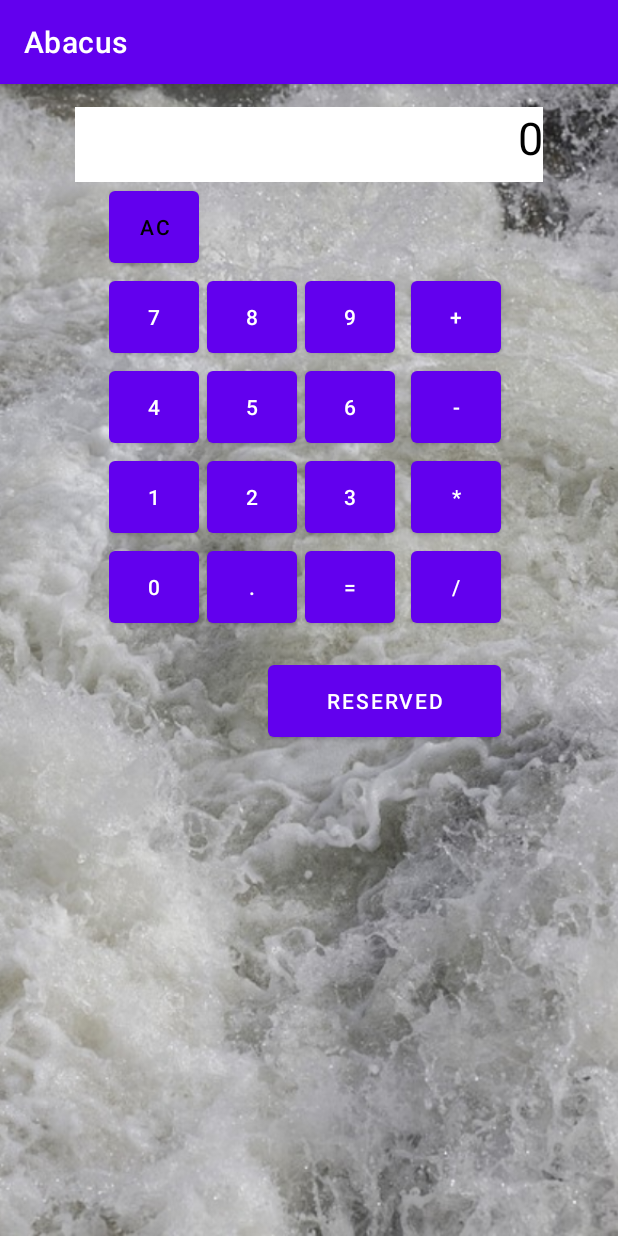
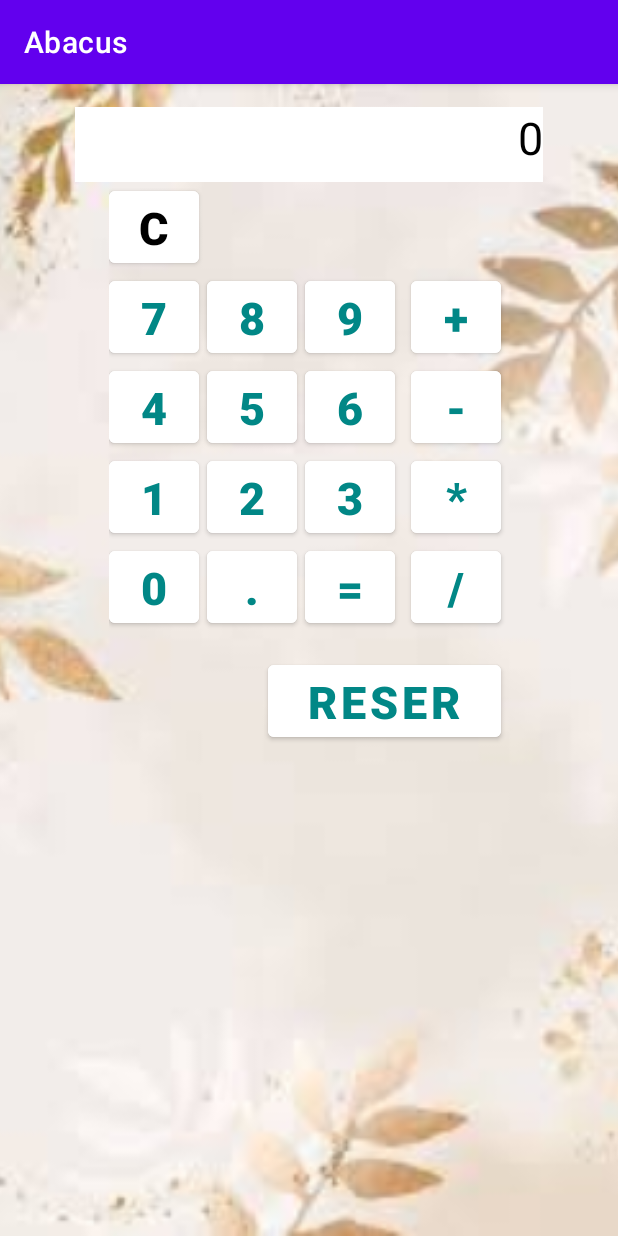
Before and after one commit to Alecfyz/MySecondLesson, an Android app: the screen it shows after launch (MainActivity), on a phone screen of 412 x 824 dp. Run offline under Robolectric (Android 15) with nearby library versions, the phone set to English and light mode, and no system bars.

Commit message:
L4. C.7: Change styles and backgrounds.

```diff
--- a/app/src/main/res/layout-land/activity_main.xml
+++ b/app/src/main/res/layout-land/activity_main.xml
@@ -9,7 +9,7 @@
         android:layout_width="match_parent"
         android:layout_height="match_parent"
         android:scaleType="centerCrop"
-        app:srcCompat="@drawable/milkyway" />
+        app:srcCompat="@drawable/calc_background3" />
 
     <LinearLayout
         android:id="@+id/root_layout"
--- a/app/src/main/res/layout/activity_main.xml
+++ b/app/src/main/res/layout/activity_main.xml
@@ -10,7 +10,7 @@
         android:layout_width="match_parent"
         android:layout_height="match_parent"
         android:scaleType="centerCrop"
-        app:srcCompat="@drawable/calc_background" />
+        app:srcCompat="@drawable/calc_background4" />
 
     <LinearLayout
         android:id="@+id/root_layout"
--- a/app/src/main/res/values-land/dimens.xml
+++ b/app/src/main/res/values-land/dimens.xml
@@ -3,7 +3,6 @@
     <dimen name="tv_layout_height">120dp</dimen>
     <dimen name="tv_layout_width">173dp</dimen>
     <dimen name="button_layout_width">60dp</dimen>
-    <dimen name="button_layout_height">40dp</dimen>
-
-
+    <dimen name="button_layout_height">50dp</dimen>
+    <dimen name="calc_buttons_textsize">24sp</dimen>
 </resources>
--- a/app/src/main/res/values/dimens.xml
+++ b/app/src/main/res/values/dimens.xml
@@ -7,7 +7,7 @@
     <dimen name="layout_margin_top_text_view">15dp</dimen>
     <dimen name="layout_margin_left_text_view">50dp</dimen>
     <dimen name="tv_layout_height">50dp</dimen>
-    <dimen name="calc_buttons_textsize">16sp</dimen>
+    <dimen name="calc_buttons_textsize">30sp</dimen>
     <dimen name="button_layout_width">60dp</dimen>
     <dimen name="button_layout_height">60dp</dimen>
     <dimen name="button_regular_margin_end">5dp</dimen>
--- a/app/src/main/res/values/strings.xml
+++ b/app/src/main/res/values/strings.xml
@@ -17,7 +17,7 @@
     <string name="button_div" translatable="false">/</string>
     <string name="button_res" translatable="false">=</string>
     <string name="button_dot" translatable="false">.</string>
-    <string name="clear_button" translatable="false">AC</string>
+    <string name="clear_button" translatable="false">C</string>
     <string name="switch_to_horiz_button">Reserved</string>
     <string name="switch_to_main_button">Regular</string>
     <string name="tag_0_button" translatable="false">0</string>
--- a/app/src/main/res/values/styles.xml
+++ b/app/src/main/res/values/styles.xml
@@ -4,6 +4,10 @@
         <item name="android:layout_width">@dimen/button_layout_width</item>
         <item name="android:layout_height">@dimen/button_layout_height</item>
         <item name="android:layout_marginEnd">@dimen/button_regular_margin_end</item>
+        <item name="android:backgroundTint">@color/cardview_light_background</item>
+        <item name="android:textColor">@color/teal_700</item>
+        <item name="android:textSize">@dimen/calc_buttons_textsize</item>
+        <item name="android:fontFamily">sans-serif-black</item>
     </style>
     <style name="OpButtonStyle" parent="NumberButtonStyle">
         <item name="android:layout_marginStart">@dimen/button_fringe_margin_start</item>
@@ -17,4 +21,5 @@
         <item name="android:layout_marginTop">@dimen/button_regular_margin_top</item>
         <item name="android:layout_marginEnd">@dimen/button_regular_margin_end</item>
     </style>
+
 </resources>
```
Also changed, not shown: app/src/main/res/drawable/calc_background3.jpg (added), app/src/main/res/drawable/calc_background4.jpg (added).
